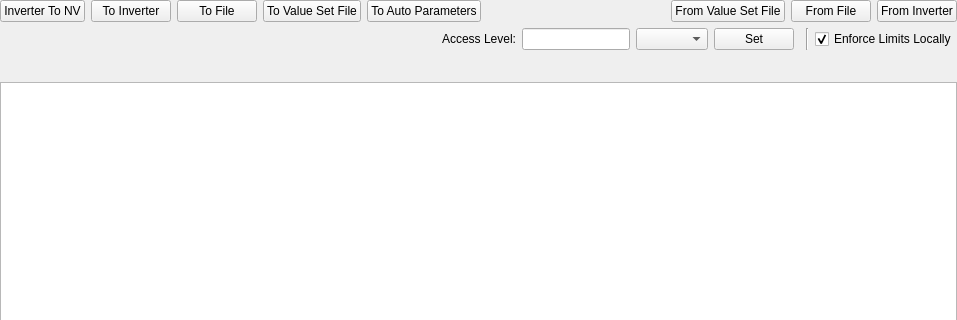
Qt form epyqlib/nvview.ui (epcpower/stlib) before a commit; both pictures show x 0 to 957 and y 0 to 320 of the 957 by 598 pixel window.
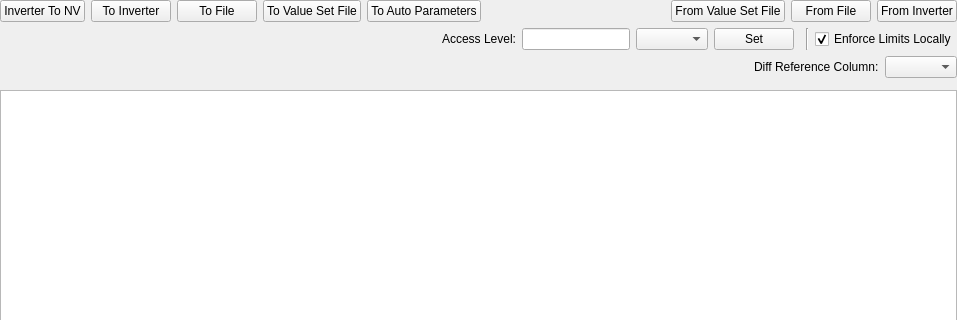
The same form after that commit. Custom widgets are drawn as their Qt base class.

Commit message: Initial NV column diff'ing

What changed in the file:
```diff
--- a/epyqlib/nvview.ui
+++ b/epyqlib/nvview.ui
@@ -211,6 +211,16 @@
          </property>
         </widget>
        </item>
+       <item>
+        <widget class="QLabel" name="label_2">
+         <property name="text">
+          <string>Diff Reference Column:</string>
+         </property>
+        </widget>
+       </item>
+       <item>
+        <widget class="QComboBox" name="diff_reference_column"/>
+       </item>
       </layout>
      </item>
      <item>
```
The commit also changes 7 other files.
